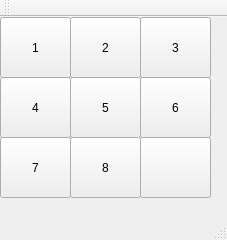
This is test2/mainwindow.ui in niwtr/Nova as Qt 5 draws it before an edit. The edited form follows.
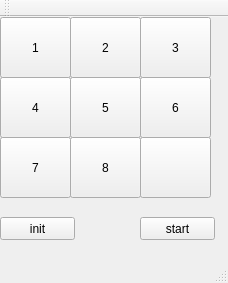
This is the edited form.

Commit message: 添加init和start，未贴图和加弹窗，总求不出解—by ljh

```diff
--- a/test2/mainwindow.ui
+++ b/test2/mainwindow.ui
@@ -6,8 +6,8 @@
    <rect>
     <x>0</x>
     <y>0</y>
-    <width>227</width>
-    <height>240</height>
+    <width>228</width>
+    <height>283</height>
    </rect>
   </property>
   <property name="windowTitle">
@@ -131,6 +131,32 @@
      <string/>
     </property>
    </widget>
+   <widget class="QPushButton" name="pushButton_10">
+    <property name="geometry">
+     <rect>
+      <x>0</x>
+      <y>200</y>
+      <width>75</width>
+      <height>23</height>
+     </rect>
+    </property>
+    <property name="text">
+     <string>init</string>
+    </property>
+   </widget>
+   <widget class="QPushButton" name="pushButton_11">
+    <property name="geometry">
+     <rect>
+      <x>140</x>
+      <y>200</y>
+      <width>75</width>
+      <height>23</height>
+     </rect>
+    </property>
+    <property name="text">
+     <string>start</string>
+    </property>
+   </widget>
   </widget>
   <widget class="QMenuBar" name="menuBar">
    <property name="geometry">
```
Left out of the diff: 2 changed lines with no effect on the pictures. The commit also changes 6 other files.
